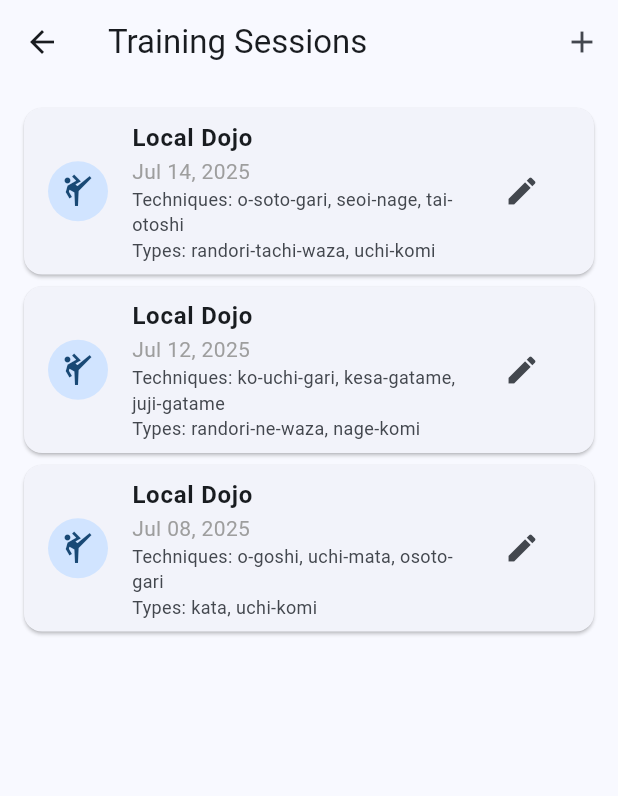
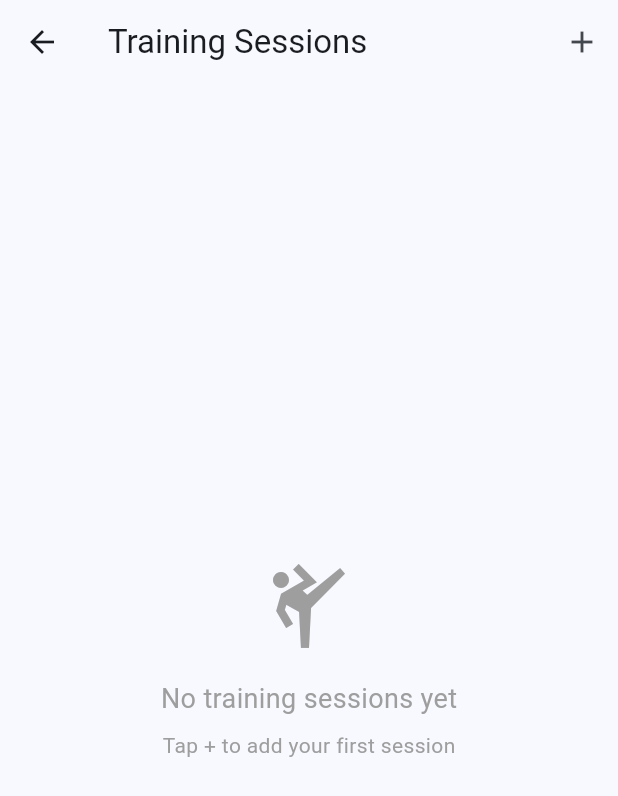
Before and after one commit to lancew/myjudo-flutter, a Flutter app: the screen it shows after launch, after a tap on "View Sessions", on a phone screen of 412 x 824 dp. Shown: the top 796 px of the screen. Run offline on Flutter 3.47's test engine with Material 3 defaults, Android fonts, the phone set to English and light mode, and no system bars; our stand-ins replace sqflite, sqflite_common_ffi; accounts and stored records are empty.

Commit message:
feat: implement local SQLite database and CRUD for training sessions (desktop-ready)\n\n- Add DatabaseService with SQLite CRUD for users and training sessions\n- Refactor TrainingSessionsScreen and HomeScreen to use persistent local data\n- Add, edit, delete sessions from UI\n- Initialize sqflite_common_ffi for desktop\n- Remove all authentication and backend dependencies\n- Update TODO.md and README.md to reflect local-first, offline, desktop support

```diff
--- a/lib/main.dart
+++ b/lib/main.dart
@@ -2,8 +2,11 @@ import 'package:flutter/material.dart';
 import 'package:provider/provider.dart';
 import 'services/api_service.dart';
 import 'screens/home_screen.dart';
+import 'package:sqflite_common_ffi/sqflite_ffi.dart';
 
 void main() {
+  sqfliteFfiInit();
+  databaseFactory = databaseFactoryFfi;
   runApp(const MyJudoApp());
 }
 
--- a/lib/screens/home_screen.dart
+++ b/lib/screens/home_screen.dart
@@ -1,6 +1,7 @@
 import 'package:flutter/material.dart';
 import '../models/user.dart';
 import '../screens/training_sessions_screen.dart';
+import '../services/database_service.dart';
 
 class HomeScreen extends StatefulWidget {
   final String username;
@@ -22,53 +23,28 @@ class _HomeScreenState extends State<HomeScreen> {
   }
 
   Future<void> _loadLocalUserData() async {
-    // Simulate loading delay
-    await Future.delayed(const Duration(milliseconds: 500));
-
-    // Create mock user data for local-first experience
-    final mockUser = User(
-      id: 1,
-      username: widget.username,
-      email: 'local@example.com',
-      dojo: 'Local Dojo',
-      sessions: 12,
-      sessionsThisMonth: 4,
-      sessionsLastMonth: 6,
-      sessionsThisYear: 45,
-      sessionsLastYear: 38,
-      sessionTypes: {
-        'randori-tachi-waza': 8,
-        'randori-ne-waza': 6,
-        'uchi-komi': 15,
-        'nage-komi': 10,
-        'kata': 3,
-      },
-      techniques: {
-        'o-soto-gari': 25,
-        'seoi-nage': 20,
-        'tai-otoshi': 15,
-        'ko-uchi-gari': 12,
-        'kesa-gatame': 8,
-      },
-      techniquesThisMonth: {
-        'o-soto-gari': 8,
-        'seoi-nage': 6,
-        'tai-otoshi': 4,
-      },
-      techniquesLastMonth: {
-        'o-soto-gari': 10,
-        'seoi-nage': 8,
-        'tai-otoshi': 6,
-      },
-      techniquesThisYear: {
-        'o-soto-gari': 25,
-        'seoi-nage': 20,
-        'tai-otoshi': 15,
-      },
-    );
-
+    final dbService = DatabaseService();
+    // Try to get the first user (for single-user local app)
+    User? user;
+    final db = await dbService.database;
+    final users = await db.query('users');
+    if (users.isNotEmpty) {
+      final data = users.first;
+      user = User(
+        id: data['id'] as int,
+        username: data['username'] as String,
+        email: data['email'] as String,
+        dojo: data['dojo'] as String?,
+        // Stats fields can be calculated from sessions if needed
+      );
+    } else {
+      // Create a default user if none exists
+      final defaultUser = User(id: 0, username: widget.username, email: 'local@example.com', dojo: 'Local Dojo');
+      final userId = await dbService.addUser(defaultUser);
+      user = User(id: userId, username: defaultUser.username, email: defaultUser.email, dojo: defaultUser.dojo);
+    }
     setState(() {
-      _user = mockUser;
+      _user = user;
       _isLoading = false;
     });
   }
@@ -177,11 +153,13 @@ class _HomeScreenState extends State<HomeScreen> {
                   icon: Icons.add,
                   label: 'Add Session',
                   onTap: () {
-                    // TODO: Navigate to add session screen
-                    ScaffoldMessenger.of(context).showSnackBar(
-                      const SnackBar(
-                          content: Text('Add session feature coming soon')),
-                    );
+                    // Optionally, navigate to training sessions screen or add session dialog
+                    Navigator.push(
+                      context,
+                      MaterialPageRoute(
+                        builder: (context) => TrainingSessionsScreen(userId: _user!.id),
+                      ),
+                    ).then((_) => _loadLocalUserData());
                   },
                 ),
                 _buildActionButton(
@@ -191,10 +169,9 @@ class _HomeScreenState extends State<HomeScreen> {
                     Navigator.push(
                       context,
                       MaterialPageRoute(
-                        builder: (context) =>
-                            TrainingSessionsScreen(userId: _user!.id),
+                        builder: (context) => TrainingSessionsScreen(userId: _user!.id),
                       ),
-                    );
+                    ).then((_) => _loadLocalUserData());
                   },
                 ),
               ],
--- a/lib/screens/training_sessions_screen.dart
+++ b/lib/screens/training_sessions_screen.dart
@@ -1,6 +1,7 @@
 import 'package:flutter/material.dart';
 import '../models/training_session.dart';
 import 'package:intl/intl.dart';
+import '../services/database_service.dart';
 
 class TrainingSessionsScreen extends StatefulWidget {
   final int userId;
@@ -23,48 +24,13 @@ class _TrainingSessionsScreenState extends State<TrainingSessionsScreen> {
   }
 
   Future<void> _loadSessions() async {
-    // Simulate loading delay
-    await Future.delayed(const Duration(milliseconds: 500));
-
-    // Create mock training sessions for local-first experience
-    final mockSessions = [
-      TrainingSession(
-        id: 1,
-        date: DateTime.now()
-            .subtract(const Duration(days: 1))
-            .toIso8601String()
-            .split('T')[0],
-        dojo: 'Local Dojo',
-        userId: widget.userId,
-        techniques: ['o-soto-gari', 'seoi-nage', 'tai-otoshi'],
-        types: ['randori-tachi-waza', 'uchi-komi'],
-      ),
-      TrainingSession(
-        id: 2,
-        date: DateTime.now()
-            .subtract(const Duration(days: 3))
-            .toIso8601String()
-            .split('T')[0],
-        dojo: 'Local Dojo',
-        userId: widget.userId,
-        techniques: ['ko-uchi-gari', 'kesa-gatame', 'juji-gatame'],
-        types: ['randori-ne-waza', 'nage-komi'],
-      ),
-      TrainingSession(
-        id: 3,
-        date: DateTime.now()
-            .subtract(const Duration(days: 7))
-            .toIso8601String()
-            .split('T')[0],
-        dojo: 'Local Dojo',
-        userId: widget.userId,
-        techniques: ['o-goshi', 'uchi-mata', 'osoto-gari'],
-        types: ['kata', 'uchi-komi'],
-      ),
-    ];
-
     setState(() {
-      _sessions = mockSessions;
+      _isLoading = true;
+    });
+    final dbService = DatabaseService();
+    final sessions = await dbService.getTrainingSessions(widget.userId);
+    setState(() {
+      _sessions = sessions;
       _isLoading = false;
     });
   }
@@ -77,13 +43,7 @@ class _TrainingSessionsScreenState extends State<TrainingSessionsScreen> {
         actions: [
           IconButton(
             icon: const Icon(Icons.add),
-            onPressed: () {
-              // TODO: Navigate to add session screen
-              ScaffoldMessenger.of(context).showSnackBar(
-                const SnackBar(
-                    content: Text('Add session feature coming soon')),
-              );
-            },
+            onPressed: _showAddSessionDialog,
           ),
         ],
       ),
@@ -146,16 +106,18 @@ class _TrainingSessionsScreenState extends State<TrainingSessionsScreen> {
                                 ),
                             ],
                           ),
-                          trailing: IconButton(
-                            icon: const Icon(Icons.edit),
-                            onPressed: () {
-                              // TODO: Navigate to edit session screen
-                              ScaffoldMessenger.of(context).showSnackBar(
-                                const SnackBar(
-                                    content: Text(
-                                        'Edit session feature coming soon')),
-                              );
-                            },
+                          trailing: Row(
+                            mainAxisSize: MainAxisSize.min,
+                            children: [
+                              IconButton(
+                                icon: const Icon(Icons.edit),
+                                onPressed: () => _showEditSessionDialog(session),
+                              ),
+                              IconButton(
+                                icon: const Icon(Icons.delete),
+                                onPressed: () => _deleteSession(session.id!),
+                              ),
+                            ],
                           ),
                           onTap: () {
                             _showSessionDetails(session);
@@ -204,4 +166,141 @@ class _TrainingSessionsScreenState extends State<TrainingSessionsScreen> {
       ),
     );
   }
+
+  void _showAddSessionDialog() async {
+    final _formKey = GlobalKey<FormState>();
+    String date = DateTime.now().toIso8601String().split('T')[0];
+    String dojo = '';
+    String techniques = '';
+    String types = '';
+    await showDialog(
+      context: context,
+      builder: (context) => AlertDialog(
+        title: const Text('Add Training Session'),
+        content: Form(
+          key: _formKey,
+          child: SingleChildScrollView(
+            child: Column(
+              mainAxisSize: MainAxisSize.min,
+              children: [
+                TextFormField(
+                  initialValue: date,
+                  decoration: const InputDecoration(labelText: 'Date (YYYY-MM-DD)'),
+                  onChanged: (v) => date = v,
+                  validator: (v) => v == null || v.isEmpty ? 'Enter date' : null,
+                ),
+                TextFormField(
+                  decoration: const InputDecoration(labelText: 'Dojo'),
+                  onChanged: (v) => dojo = v,
+                ),
+                TextFormField(
+                  decoration: const InputDecoration(labelText: 'Techniques (comma separated)'),
+                  onChanged: (v) => techniques = v,
+                ),
+                TextFormField(
+                  decoration: const InputDecoration(labelText: 'Types (comma separated)'),
+                  onChanged: (v) => types = v,
+                ),
+              ],
+            ),
+          ),
+        ),
+        actions: [
+          TextButton(
+            onPressed: () => Navigator.pop(context),
+            child: const Text('Cancel'),
+          ),
+          ElevatedButton(
+            onPressed: () async {
+              if (_formKey.currentState?.validate() ?? false) {
+                final session = TrainingSession(
+                  date: date,
+                  dojo: dojo.isEmpty ? null : dojo,
+                  userId: widget.userId,
+                  techniques: techniques.split(',').map((e) => e.trim()).where((e) => e.isNotEmpty).toList(),
+                  types: types.split(',').map((e) => e.trim()).where((e) => e.isNotEmpty).toList(),
+                );
+                await DatabaseService().addTrainingSession(session);
+                Navigator.pop(context);
+                await _loadSessions();
+              }
+            },
+            child: const Text('Add'),
+          ),
+        ],
+      ),
+    );
+  }
+
+  void _showEditSessionDialog(TrainingSession session) async {
+    final _formKey = GlobalKey<FormState>();
+    String date = session.date;
+    String dojo = session.dojo ?? '';
+    String techniques = session.techniques.join(', ');
+    String types = session.types.join(', ');
+    await showDialog(
+      context: context,
+      builder: (context) => AlertDialog(
+        title: const Text('Edit Training Session'),
+        content: Form(
+          key: _formKey,
+          child: SingleChildScrollView(
+            child: Column(
+              mainAxisSize: MainAxisSize.min,
+              children: [
+                TextFormField(
+                  initialValue: date,
+                  decoration: const InputDecoration(labelText: 'Date (YYYY-MM-DD)'),
+                  onChanged: (v) => date = v,
+                  validator: (v) => v == null || v.isEmpty ? 'Enter date' : null,
+                ),
+                TextFormField(
+                  initialValue: dojo,
+                  decoration: const InputDecoration(labelText: 'Dojo'),
+                  onChanged: (v) => dojo = v,
+                ),
+                TextFormField(
+                  initialValue: techniques,
+                  decoration: const InputDecoration(labelText: 'Techniques (comma separated)'),
+                  onChanged: (v) => techniques = v,
+                ),
+                TextFormField(
+                  initialValue: types,
+                  decoration: const InputDecoration(labelText: 'Types (comma separated)'),
+                  onChanged: (v) => types = v,
+                ),
+              ],
+            ),
+          ),
+        ),
+        actions: [
+          TextButton(
+            onPressed: () => Navigator.pop(context),
+            child: const Text('Cancel'),
+          ),
+          ElevatedButton(
+            onPressed: () async {
+              if (_formKey.currentState?.validate() ?? false) {
+                final updated = session.copyWith(
+                  date: date,
+                  dojo: dojo.isEmpty ? null : dojo,
+                  techniques: techniques.split(',').map((e) => e.trim()).where((e) => e.isNotEmpty).toList(),
+                  types: types.split(',').map((e) => e.trim()).where((e) => e.isNotEmpty).toList(),
+                );
+                await DatabaseService().updateTrainingSession(updated);
+                Navigator.pop(context);
+                await _loadSessions();
+              }
+            },
+            child: const Text('Save'),
+          ),
+        ],
+      ),
+    );
+  }
+
+  void _deleteSession(int id) async {
+    await DatabaseService().deleteTrainingSession(id);
+    await _loadSessions();
+  }
 }
--- /dev/null
+++ b/lib/services/database_service.dart
@@ -0,0 +1,140 @@
+import 'package:sqflite/sqflite.dart';
+import 'package:path/path.dart';
+import '../models/user.dart';
+import '../models/training_session.dart';
+
+class DatabaseService {
+  static final DatabaseService _instance = DatabaseService._internal();
+  factory DatabaseService() => _instance;
+  DatabaseService._internal();
+
+  static Database? _db;
+
+  Future<Database> get database async {
+    if (_db != null) return _db!;
+    _db = await _initDb();
+    return _db!;
+  }
+
+  Future<Database> _initDb() async {
+    final dbPath = await getDatabasesPath();
+    final path = join(dbPath, 'myjudo.db');
+    return await openDatabase(
+      path,
+      version: 1,
+      onCreate: _onCreate,
+    );
+  }
+
+  Future<void> _onCreate(Database db, int version) async {
+    await db.execute('''
+      CREATE TABLE users (
+        id INTEGER PRIMARY KEY AUTOINCREMENT,
+        username TEXT NOT NULL,
+        email TEXT,
+        dojo TEXT
+      )
+    ''');
+    await db.execute('''
+      CREATE TABLE training_sessions (
+        id INTEGER PRIMARY KEY AUTOINCREMENT,
+        date TEXT NOT NULL,
+        dojo TEXT,
+        user_id INTEGER NOT NULL,
+        techniques TEXT,
+        types TEXT,
+        FOREIGN KEY(user_id) REFERENCES users(id)
+      )
+    ''');
+  }
+
+  // User CRUD
+  Future<int> addUser(User user) async {
+    final db = await database;
+    return await db.insert('users', {
+      'username': user.username,
+      'email': user.email,
+      'dojo': user.dojo,
+    });
+  }
+
+  Future<User?> getUser(int id) async {
+    final db = await database;
+    final maps = await db.query('users', where: 'id = ?', whereArgs: [id]);
+    if (maps.isNotEmpty) {
+      final data = maps.first;
+      return User(
+        id: data['id'] as int,
+        username: data['username'] as String,
+        email: data['email'] as String,
+        dojo: data['dojo'] as String?,
+      );
+    }
+    return null;
+  }
+
+  Future<int> updateUser(User user) async {
+    final db = await database;
+    return await db.update(
+      'users',
+      {
+        'username': user.username,
+        'email': user.email,
+        'dojo': user.dojo,
+      },
+      where: 'id = ?',
+      whereArgs: [user.id],
+    );
+  }
+
+  Future<int> deleteUser(int id) async {
+    final db = await database;
+    return await db.delete('users', where: 'id = ?', whereArgs: [id]);
+  }
+
+  // TrainingSession CRUD
+  Future<int> addTrainingSession(TrainingSession session) async {
+    final db = await database;
+    return await db.insert('training_sessions', {
+      'date': session.date,
+      'dojo': session.dojo,
+      'user_id': session.userId,
+      'techniques': session.techniques.join(','),
+      'types': session.types.join(','),
+    });
+  }
+
+  Future<List<TrainingSession>> getTrainingSessions(int userId) async {
+    final db = await database;
+    final maps = await db.query('training_sessions', where: 'user_id = ?', whereArgs: [userId]);
+    return maps.map((data) => TrainingSession(
+      id: data['id'] as int?,
+      date: data['date'] as String,
+      dojo: data['dojo'] as String?,
+      userId: data['user_id'] as int,
+      techniques: (data['techniques'] as String?)?.split(',').where((t) => t.isNotEmpty).toList() ?? [],
+      types: (data['types'] as String?)?.split(',').where((t) => t.isNotEmpty).toList() ?? [],
+    )).toList();
+  }
+
+  Future<int> updateTrainingSession(TrainingSession session) async {
+    final db = await database;
+    return await db.update(
+      'training_sessions',
+      {
+        'date': session.date,
+        'dojo': session.dojo,
+        'user_id': session.userId,
+        'techniques': session.techniques.join(','),
+        'types': session.types.join(','),
+      },
+      where: 'id = ?',
+      whereArgs: [session.id],
+    );
+  }
+
+  Future<int> deleteTrainingSession(int id) async {
+    final db = await database;
+    return await db.delete('training_sessions', where: 'id = ?', whereArgs: [id]);
+  }
+}
--- a/pubspec.yaml
+++ b/pubspec.yaml
@@ -42,6 +42,7 @@ dependencies:
 
   # Local SQLite database
   sqflite: ^2.3.0
+  sqflite_common_ffi: ^2.3.0
 
   # Database path helper
   path: ^1.8.3
```
Also changed, not shown: 2 other files.
